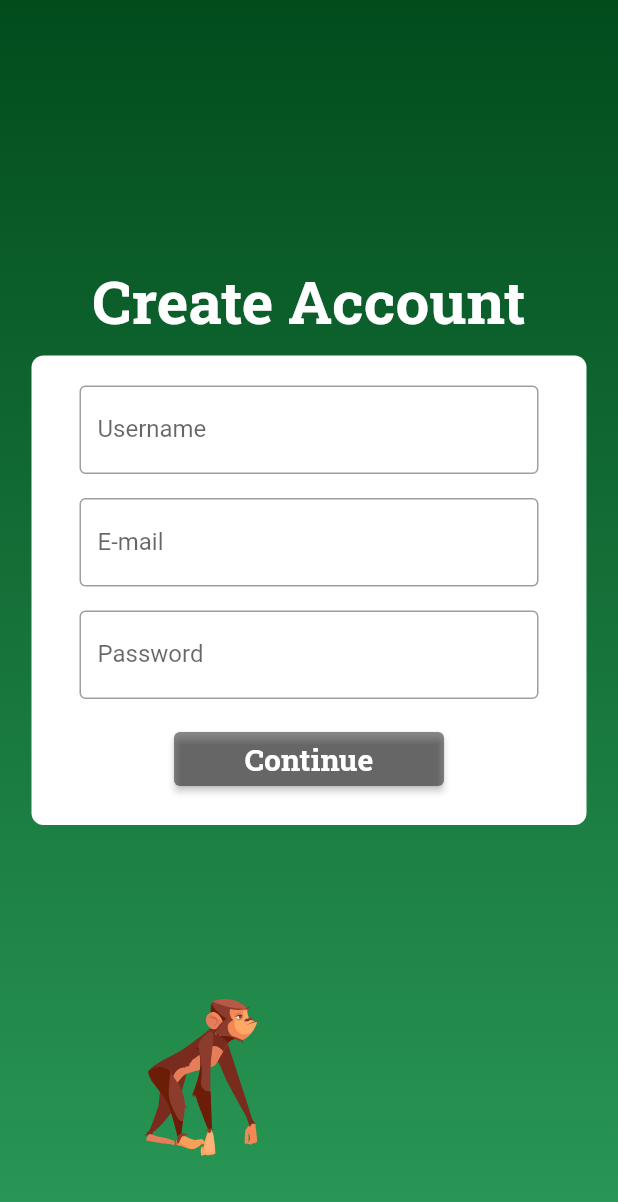
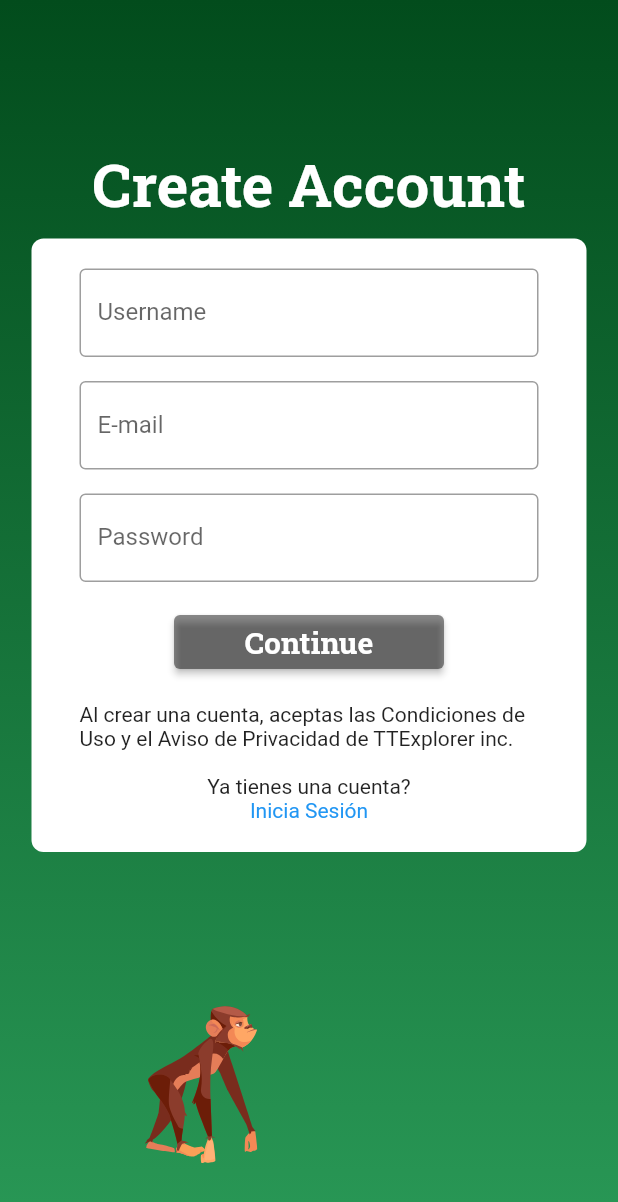
Before and after one commit to llherrera/TTXplorer, a Flutter app: the SignupPage screen opened directly, on a phone screen of 412 x 824 dp. Shown: the top 1202 px of the screen. Run offline on Flutter 3.47's test engine with Material 2 defaults, Android fonts, the phone set to English and light mode, and no system bars; our stand-ins replace font_awesome_flutter, geolocator, get, google_maps_flutter, image_picker, lottie; missing offline and left inert: linkedin_login; project files that could hold a hidden picture were left out.

Commit message:
font color changed

```diff
--- a/lib/UI/signup_page.dart
+++ b/lib/UI/signup_page.dart
@@ -39,12 +39,12 @@ class SignupPage extends StatelessWidget {
                     ),
                     SizedBox(height: 10),
                     SignupForm(),
-                    SizedBox(height: 100),
+                    SizedBox(height: 160),
                   ],
                 ),
               ),
               Positioned(
-                bottom: 5,
+                bottom: 0,
                 right: 180,
                 child: Lottie.asset(
                   'assets/images/monkeywalk.json',
--- a/lib/widgets/signup_form.dart
+++ b/lib/widgets/signup_form.dart
@@ -59,6 +59,12 @@ class SignupForm extends StatelessWidget {
                       style: TextStyle(fontSize: 20, fontFamily: 'RobotoSlab')),
                 ),
               ),
+              const SizedBox(height: 16),
+              const Text('Al crear una cuenta, aceptas las Condiciones de Uso y el Aviso de Privacidad de TTExplorer inc.'),
+              const SizedBox(height: 16),
+              const Text('Ya tienes una cuenta?'),
+              const Text('Inicia Sesión', style: TextStyle(color: Colors.blue)),
+
             ],
           ),
         ),
```
